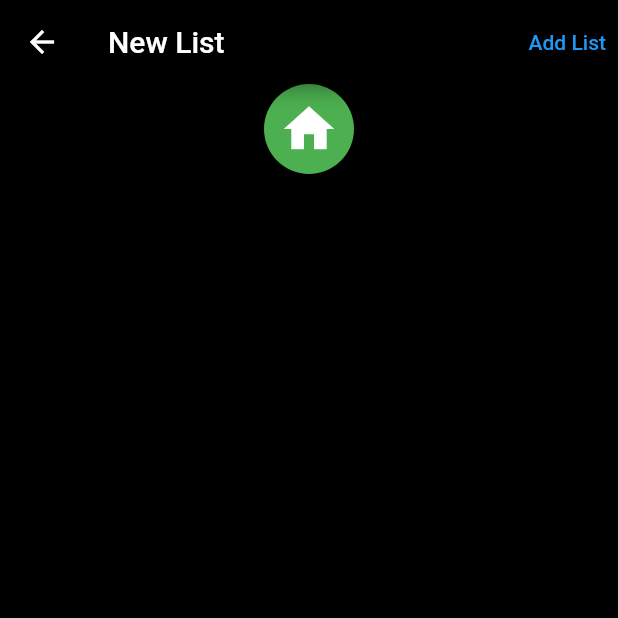
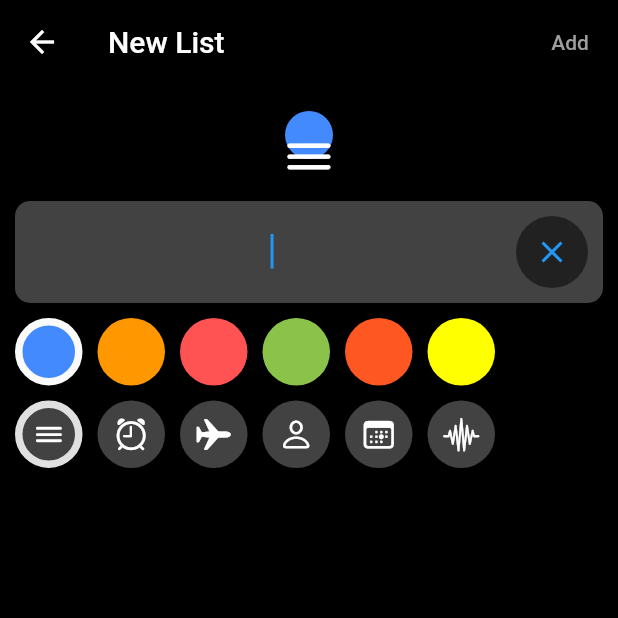
Before and after one commit to DennisAziaya/flutter-reminder-app, a Flutter app: the AddList screen opened by its route, on a phone screen of 412 x 824 dp, the top half of it. Run offline on Flutter 3.47's test engine with Material 2 defaults, Android fonts, the phone set to English and light mode, and no system bars.

Commit message:
add items to list feature implemented

```diff
--- /dev/null
+++ b/lib/common/custom_color_collection.dart
@@ -0,0 +1,22 @@
+import 'dart:collection';
+
+import 'package:flutter/material.dart';
+
+import 'custom_colors.dart';
+
+class CustomColorCollection {
+  final List<CustomColors> _colors = [
+    CustomColors(id: 'blue_accent', color: Colors.blueAccent),
+    CustomColors(id: 'orange', color: Colors.orange),
+    CustomColors(id: 'red_accent', color: Colors.redAccent),
+    CustomColors(id: 'light_green', color: Colors.lightGreen),
+    CustomColors(id: 'deep_orange', color: Colors.deepOrange),
+    CustomColors(id: 'yellow_accent', color: Colors.yellowAccent),
+  ];
+
+  UnmodifiableListView<CustomColors> get colors =>
+      UnmodifiableListView(_colors);
+  CustomColors findColorById(id) {
+    return _colors.firstWhere((customColor) => customColor.id == id);
+  }
+}
--- /dev/null
+++ b/lib/common/custom_colors.dart
@@ -0,0 +1,10 @@
+import 'package:flutter/material.dart';
+
+class CustomColors {
+  String id;
+  Color color;
+  bool isSelected;
+
+  CustomColors(
+      {required this.id, required this.color, this.isSelected = false});
+}
--- /dev/null
+++ b/lib/common/custom_icon.dart
@@ -0,0 +1,8 @@
+import 'package:flutter/material.dart';
+
+class CustomIcon {
+  String id;
+  IconData icon;
+
+  CustomIcon({required this.id, required this.icon});
+}
--- /dev/null
+++ b/lib/common/custom_icon_collection.dart
@@ -0,0 +1,21 @@
+import 'dart:collection';
+
+import 'package:dev_todo/common/custom_icon.dart';
+import 'package:flutter/cupertino.dart';
+
+class CustomIconCollection {
+  final List<CustomIcon> _icons = [
+    CustomIcon(id: 'bars', icon: CupertinoIcons.bars),
+    CustomIcon(id: 'alarm', icon: CupertinoIcons.alarm),
+    CustomIcon(id: 'airplane', icon: CupertinoIcons.airplane),
+    CustomIcon(id: 'person', icon: CupertinoIcons.person),
+    CustomIcon(id: 'calendar_today', icon: CupertinoIcons.calendar_today),
+    CustomIcon(id: 'waveform_path', icon: CupertinoIcons.waveform_path),
+  ];
+
+  UnmodifiableListView<CustomIcon> get icons => UnmodifiableListView(_icons);
+
+  CustomIcon findIconById(id) {
+    return _icons.firstWhere((customIcon) => customIcon.id == id);
+  }
+}
--- a/lib/screens/home/HomeScreen.dart
+++ b/lib/screens/home/HomeScreen.dart
@@ -38,8 +38,7 @@ class _HomeScreenState extends State<HomeScreen> {
                 ))
           ],
         ),
-        body: Container(
-          child: Column(
+        body: Column(
           children: [
             Expanded(
                 flex: 1,
@@ -55,7 +54,6 @@ class _HomeScreenState extends State<HomeScreen> {
                 )),
             const Footer(),
           ],
-          ),
         ));
   }
 }
--- a/lib/screens/lists/add_list.dart
+++ b/lib/screens/lists/add_list.dart
@@ -1,4 +1,10 @@
+import 'package:dev_todo/common/custom_color_collection.dart';
+import 'package:dev_todo/common/custom_icon_collection.dart';
+import 'package:flutter/cupertino.dart';
 import 'package:flutter/material.dart';
+
+import '../../common/custom_colors.dart';
+import '../../common/custom_icon.dart';
 
 class AddList extends StatefulWidget {
   const AddList({Key? key}) : super(key: key);
@@ -8,26 +14,134 @@ class AddList extends StatefulWidget {
 }
 
 class _AddListState extends State<AddList> {
+  CustomColors _selectedColor = CustomColorCollection().colors.first;
+  CustomIcon _selectedIcon = CustomIconCollection().icons.first;
+
+  TextEditingController _textController = TextEditingController();
+
+  String _listName = '';
+
+  @override
+  void initState() {
+    _textController.addListener(() {
+      setState() {
+        _listName = _textController.text;
+      }
+    });
+  }
+
   @override
   Widget build(BuildContext context) {
     return Scaffold(
       appBar: AppBar(
         title: const Text('New List'),
-        actions: [TextButton(onPressed: () {}, child: const Text('Add List'))],
+        actions: [
+          TextButton(
+              onPressed: () {
+                if (_textController.text.isNotEmpty) {
+                } else {}
+              },
+              child: Text(
+                'Add',
+                style: TextStyle(
+                    color:
+                        _listName.isNotEmpty ? Colors.blueAccent : Colors.grey),
+              ))
+        ],
       ),
-      body: Column(
+      body: Padding(
+        padding: const EdgeInsets.all(10),
+        child: Column(
           crossAxisAlignment: CrossAxisAlignment.stretch,
           children: [
-          Container(
+            IconButton(
+              onPressed: () => _textController.clear(),
+              icon: Container(
                 padding: const EdgeInsets.all(10),
-            decoration: const BoxDecoration(
-                shape: BoxShape.circle, color: Colors.green),
-            child: const Icon(
-              Icons.home,
+                decoration: BoxDecoration(
+                    shape: BoxShape.circle, color: _selectedColor.color),
+                child: Icon(
+                  _selectedIcon.icon,
                   size: 40,
                 ),
               ),
+            ),
+            const SizedBox(height: 20),
+            Container(
+                padding: const EdgeInsets.all(10),
+                decoration: BoxDecoration(
+                    color: Theme.of(context).cardColor,
+                    borderRadius: BorderRadius.circular(10)),
+                child: TextField(
+                  controller: _textController,
+                  autofocus: true,
+                  textAlign: TextAlign.center,
+                  style: Theme.of(context).textTheme.headline6,
+                  decoration: InputDecoration(
+                      border: InputBorder.none,
+                      suffixIcon: Container(
+                          decoration: BoxDecoration(
+                              shape: BoxShape.circle,
+                              color: Theme.of(context).primaryColor),
+                          child: const Icon(
+                            Icons.clear,
+                          ))),
+                )),
+            const SizedBox(height: 10),
+            Wrap(
+              spacing: 10,
+              runSpacing: 10,
+              children: [
+                for (final customColor in CustomColorCollection().colors)
+                  GestureDetector(
+                    onTap: () {
+                      setState(() {
+                        _selectedColor = customColor;
+                      });
+                    },
+                    child: Container(
+                      height: 45,
+                      width: 45,
+                      decoration: BoxDecoration(
+                          border: _selectedColor.id == customColor.id
+                              ? Border.all(color: Colors.grey[50]!, width: 5)
+                              : null,
+                          color: customColor.color,
+                          shape: BoxShape.circle),
+                    ),
+                  )
               ],
+            ),
+            const SizedBox(
+              height: 10,
+            ),
+            Wrap(
+              spacing: 10,
+              runSpacing: 10,
+              children: [
+                for (final customIcon in CustomIconCollection().icons)
+                  GestureDetector(
+                    onTap: () {
+                      setState(() {
+                        _selectedIcon = customIcon;
+                      });
+                    },
+                    child: Container(
+                      height: 45,
+                      width: 45,
+                      decoration: BoxDecoration(
+                          border: _selectedIcon.id == customIcon.id
+                              ? Border.all(color: Colors.grey[300]!, width: 5)
+                              : null,
+                          color: Theme.of(context).cardColor,
+                          shape: BoxShape.circle),
+                      child: Icon(customIcon.icon),
+                    ),
+                  )
+              ],
+            )
+          ],
+        ),
       ),
     );
   }
```
Lines whose indentation alone changed are shown as unchanged.
